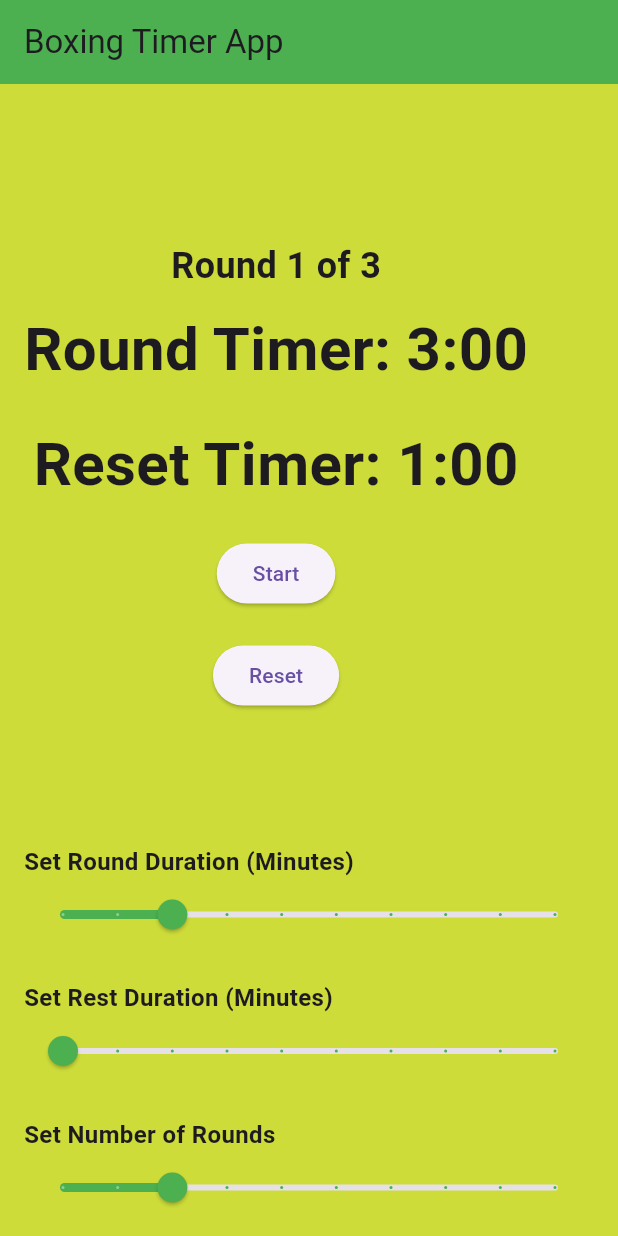
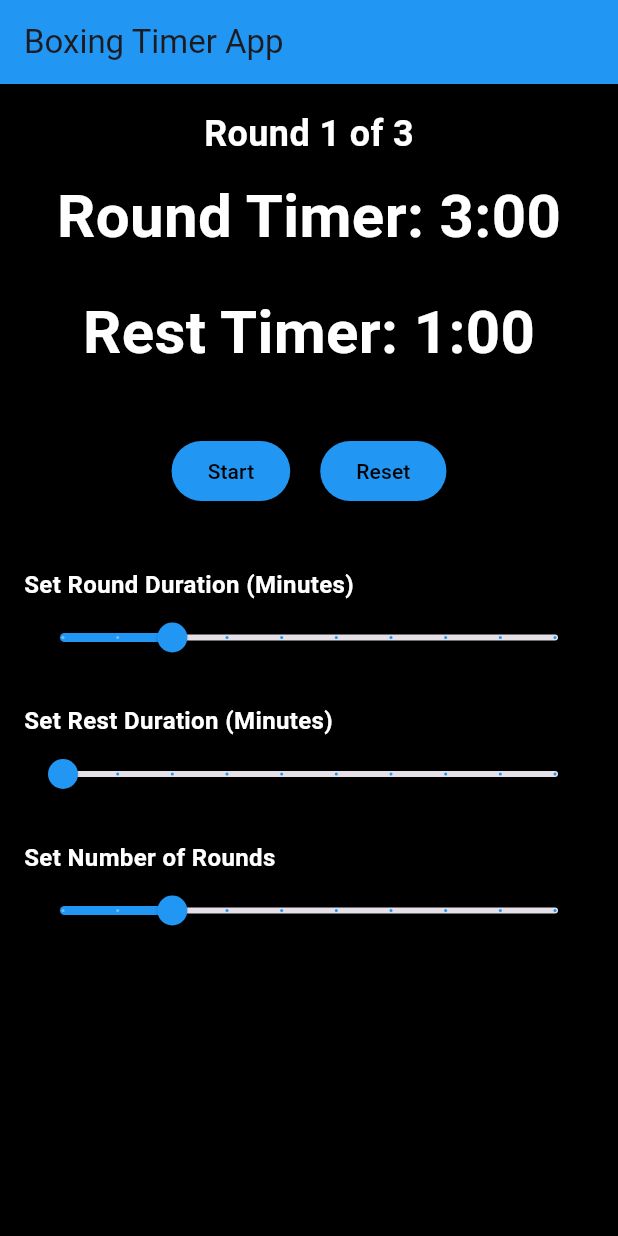
Before and after one commit to AshCash223/boxing_timer_flutter, a Flutter app: the screen it shows after launch, on a phone screen of 412 x 824 dp. Run offline on Flutter 3.47's test engine with Material 3 defaults, Android fonts, the phone set to English and light mode, and no system bars.

Commit message:
UI enhancments

```diff
--- a/lib/widget/settings_section.dart
+++ b/lib/widget/settings_section.dart
@@ -17,7 +17,7 @@ class TimerSettings extends StatelessWidget {
         children: [
           const Text(
             'Set Round Duration (Minutes)',
-            style: TextStyle(fontSize: 16, fontWeight: FontWeight.bold),
+            style: TextStyle(fontSize: 16, fontWeight: FontWeight.bold, color: Colors.white),
           ),
           Slider(
             min: 1,
@@ -25,7 +25,7 @@ class TimerSettings extends StatelessWidget {
             value: timerState.roundDuration.toDouble(),
             divisions: 9,
             label: '${timerState.roundDuration} min',
-            activeColor: Colors.green, // Set the active part of the slider to green
+            activeColor: Colors.blue, // Set the active part of the slider to green
             onChanged: (value) {
               timerState.setRoundDuration(value.toInt());
             },
@@ -33,7 +33,7 @@ class TimerSettings extends StatelessWidget {
           const SizedBox(height: 20),
           const Text(
             'Set Rest Duration (Minutes)',
-            style: TextStyle(fontSize: 16, fontWeight: FontWeight.bold),
+            style: TextStyle(fontSize: 16, fontWeight: FontWeight.bold, color: Colors.white),
           ),
           Slider(
             min: 1,
@@ -41,7 +41,7 @@ class TimerSettings extends StatelessWidget {
             value: timerState.restDuration.toDouble(),
             divisions: 9,
             label: '${timerState.restDuration} min',
-            activeColor: Colors.green, // Set the active part of the slider to green
+            activeColor: Colors.blue,
             onChanged: (value) {
               timerState.setRestDuration(value.toInt());
             },
@@ -49,7 +49,7 @@ class TimerSettings extends StatelessWidget {
           const SizedBox(height: 20),
           const Text(
             'Set Number of Rounds',
-            style: TextStyle(fontSize: 16, fontWeight: FontWeight.bold),
+            style: TextStyle(fontSize: 16, fontWeight: FontWeight.bold, color: Colors.white),
           ),
           Slider(
             min: 1,
@@ -57,7 +57,7 @@ class TimerSettings extends StatelessWidget {
             value: timerState.rounds.toDouble(),
             divisions: 9,
             label: '${timerState.rounds} rounds',
-            activeColor: Colors.green, // Set the active part of the slider to green
+            activeColor: Colors.blue,
             onChanged: (value) {
               timerState.setRounds(value.toInt());
             },
--- a/lib/widget/timer_page.dart
+++ b/lib/widget/timer_page.dart
@@ -14,17 +14,17 @@ class TimerHomePage extends StatelessWidget {
     return Scaffold(
       appBar: AppBar(
         title: const Text('Boxing Timer App'),
-        backgroundColor: Colors.green,
+        backgroundColor: Colors.blue, // Set AppBar color to blue
       ),
       body: Container(
-        color: Colors.lime, // Set the background color to lime (you can adjust)
+        color: Colors.black, // Set the background color to black
         padding: const EdgeInsets.all(16.0),
         child: Column(
-          crossAxisAlignment: CrossAxisAlignment.start,
+          mainAxisAlignment: MainAxisAlignment.center,
+          crossAxisAlignment: CrossAxisAlignment.center,
           children: [
             // Timer Section
-            Expanded(
-              flex: 2,
+            Center(
               child: Column(
                 mainAxisAlignment: MainAxisAlignment.center,
                 children: [
@@ -33,6 +33,7 @@ class TimerHomePage extends StatelessWidget {
                     style: const TextStyle(
                       fontSize: 24,
                       fontWeight: FontWeight.bold,
+                      color: Colors.white, // White text color
                     ),
                   ),
                   const SizedBox(height: 10),
@@ -41,32 +42,51 @@ class TimerHomePage extends StatelessWidget {
                     style: const TextStyle(
                       fontSize: 40,
                       fontWeight: FontWeight.bold,
+                      color: Colors.white, // White text color
                     ),
                   ),
                   const SizedBox(height: 20),
                   Text(
-                    'Reset Timer: ${timerState.rest_seconds ~/ 60}:${(timerState.rest_seconds % 60).toString().padLeft(2, '0')}',
+                    'Rest Timer: ${timerState.rest_seconds ~/ 60}:${(timerState.rest_seconds % 60).toString().padLeft(2, '0')}',
                     style: const TextStyle(
                       fontSize: 40,
                       fontWeight: FontWeight.bold,
+                      color: Colors.white, // White text color
                     ),
                   ),
-                  const SizedBox(height: 20),
-                  ElevatedButton(
-                    onPressed: timerState.toggleTimer,
-                    child: Text(timerState.isRunning ? 'Pause' : 'Start'),
-                  ),
-                  const SizedBox(height: 20),
-                  ElevatedButton(
-                    onPressed: timerState.resetTimer,
-                    child: const Text('Reset'),
+                  const SizedBox(height: 40),
+                  Row(
+                    mainAxisAlignment: MainAxisAlignment.center,
+                    children: [
+                      ElevatedButton(
+                        onPressed: timerState.toggleTimer,
+                        style: ElevatedButton.styleFrom(
+                          backgroundColor: Colors.blue, // Blue button color
+                        ),
+                        child: Text(
+                          timerState.isRunning ? 'Pause' : 'Start',
+                          style: const TextStyle(color: Colors.black), // Text color on button
+                        ),
+                      ),
+                      const SizedBox(width: 20),
+                      ElevatedButton(
+                        onPressed: timerState.resetTimer,
+                        style: ElevatedButton.styleFrom(
+                          backgroundColor: Colors.blue, // Blue button color
+                        ),
+                        child: const Text(
+                          'Reset',
+                          style: TextStyle(color: Colors.black), // Text color on button
+                        ),
+                      ),
+                    ],
                   ),
                 ],
               ),
             ),
-
+            const SizedBox(height: 40),
             // Use TimerSettings widget
-            const TimerSettings(),  // Include the TimerSettings widget
+            const TimerSettings(), // Include the TimerSettings widget
           ],
         ),
       ),
```
